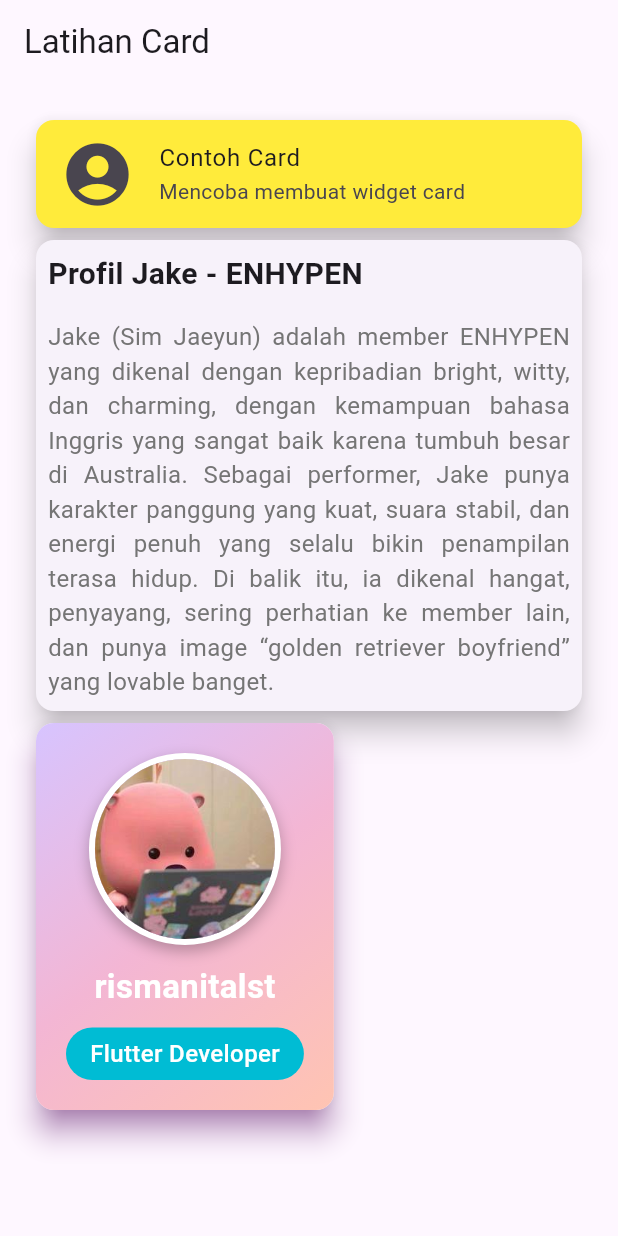
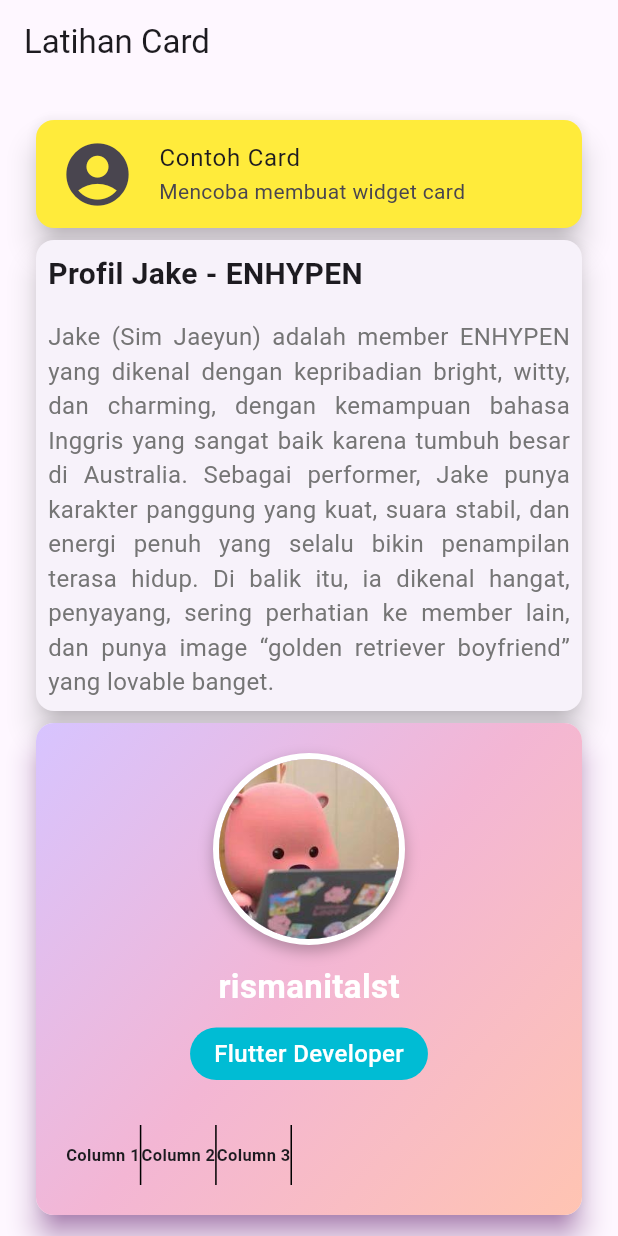
Before and after one commit to rismanitalst/8_widget_card, a Flutter app: the screen it shows after launch, on a phone screen of 412 x 824 dp. Run offline on Flutter 3.47's test engine with Material 3 defaults, Android fonts, the phone set to English and light mode, and no system bars.

Commit message:
feat: card 3 buat row pada children dengan 3 kolom

```diff
--- a/lib/pages/page_card_01.dart
+++ b/lib/pages/page_card_01.dart
@@ -115,6 +115,49 @@ class MyCard01 extends StatelessWidget {
                             fontWeight: FontWeight.w500,
                             ),
                           ),
+                        ),
+
+                        const SizedBox(height: 30),
+                        Row(
+                          children: [
+                            Text(
+                              "Column 1",
+                              style: TextStyle(fontSize: 11.0,
+                              fontWeight: FontWeight.bold),
+                            ),
+                            SizedBox(
+                              height: 40,
+                              child: VerticalDivider(
+                                thickness: 1,
+                                color: Colors.black,
+                                width: 1),
+                            ),
+                            Text(
+                              "Column 2",
+                              style: TextStyle(fontSize: 11.0,
+                              fontWeight: FontWeight.bold),
+                            ),
+                            SizedBox(
+                              height: 40,
+                              child: VerticalDivider(
+                                thickness: 1,
+                                color: Colors.black,
+                                width: 1),
+                            ),
+                            Text(
+                              "Column 3",
+                              style: TextStyle(fontSize: 11.0,
+                              fontWeight: FontWeight.bold),
+                            ),
+                            SizedBox(
+                              height: 40,
+                              child: VerticalDivider(
+                                thickness: 1,
+                                color: Colors.black,
+                                width: 1),
+                            )
+
+                          ],
                         )
                       ],
                     ),
```
